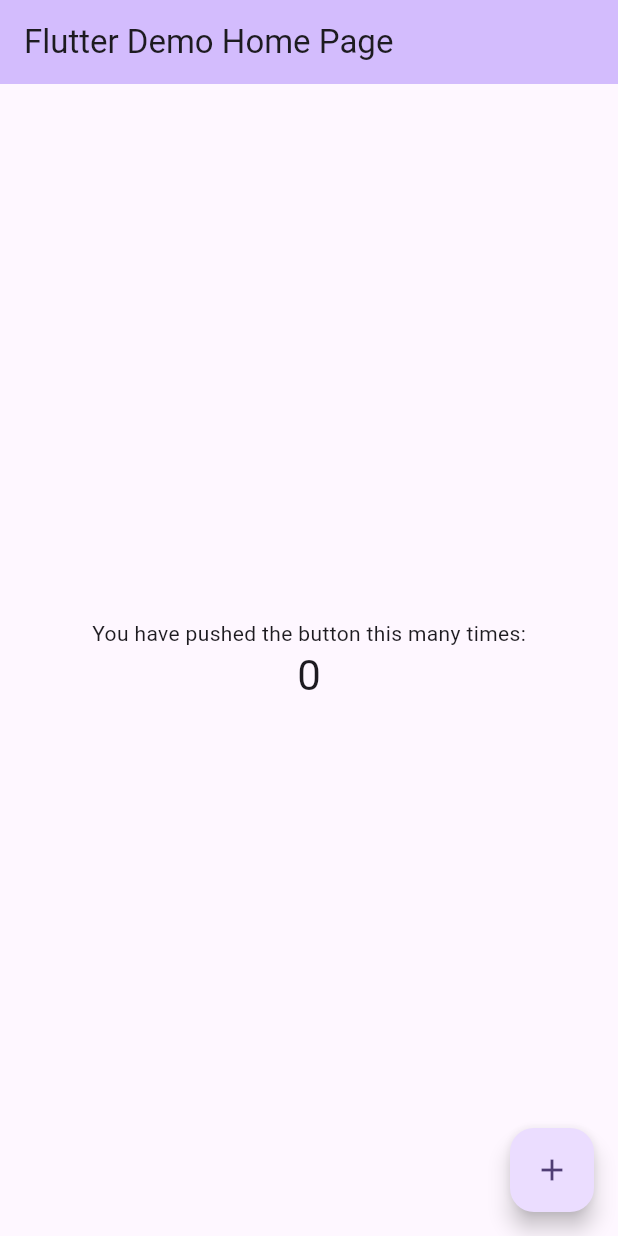
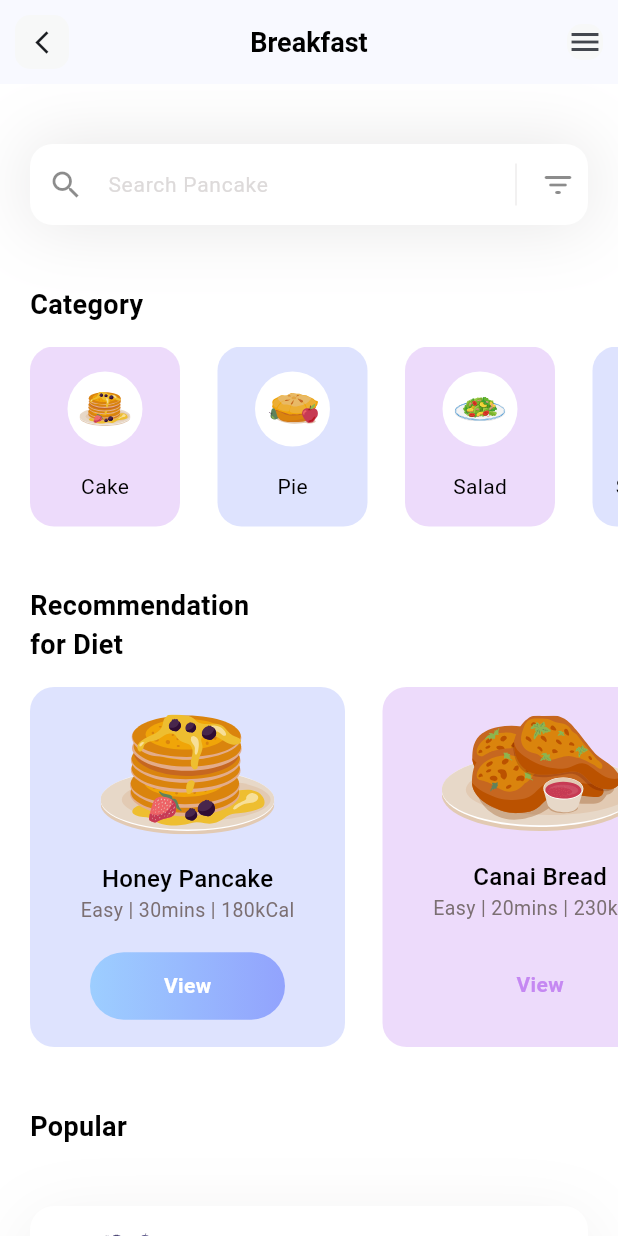
Before and after one commit to amarjaiswar16/flutter-morning-meal-app, a Flutter app: the screen it shows after launch, on a phone screen of 412 x 824 dp. Run offline on Flutter 3.47's test engine with Material 2 defaults, Android fonts, the phone set to English and light mode, and no system bars; our stand-ins replace flutter_svg.

Commit message:
complete ui designed

```diff
--- a/lib/main.dart
+++ b/lib/main.dart
@@ -1,4 +1,5 @@
 import 'package:flutter/material.dart';
+import 'package:flutter_guys/pages/dashboard_page.dart';
 
 void main() {
   runApp(const MyApp());
@@ -7,119 +8,63 @@ void main() {
 class MyApp extends StatelessWidget {
   const MyApp({super.key});
 
-  // This widget is the root of your application.
   @override
-  Widget build(BuildContext context) {
+  Widget build(context) {
     return MaterialApp(
-      title: 'Flutter Demo',
+      title: 'Flutter App',
+      debugShowCheckedModeBanner: false,
       theme: ThemeData(
-        // This is the theme of your application.
-        //
-        // TRY THIS: Try running your application with "flutter run". You'll see
-        // the application has a blue toolbar. Then, without quitting the app,
-        // try changing the seedColor in the colorScheme below to Colors.green
-        // and then invoke "hot reload" (save your changes or press the "hot
-        // reload" button in a Flutter-supported IDE, or press "r" if you used
-        // the command line to start the app).
-        //
-        // Notice that the counter didn't reset back to zero; the application
-        // state is not lost during the reload. To reset the state, use hot
-        // restart instead.
-        //
-        // This works for code too, not just values: Most code changes can be
-        // tested with just a hot reload.
-        colorScheme: ColorScheme.fromSeed(seedColor: Colors.deepPurple),
+        colorScheme: ColorScheme.fromSeed(seedColor: Colors.blue),
         useMaterial3: true,
       ),
-      home: const MyHomePage(title: 'Flutter Demo Home Page'),
+      home:  DashBoardPage(),
     );
   }
 }
 
-class MyHomePage extends StatefulWidget {
-  const MyHomePage({super.key, required this.title});
-
-  // This widget is the home page of your application. It is stateful, meaning
-  // that it has a State object (defined below) that contains fields that affect
-  // how it looks.
-
-  // This class is the configuration for the state. It holds the values (in this
-  // case the title) provided by the parent (in this case the App widget) and
-  // used by the build method of the State. Fields in a Widget subclass are
-  // always marked "final".
-
+class HomePage extends StatefulWidget {
   final String title;
 
+  const HomePage({super.key, required this.title});
+
   @override
-  State<MyHomePage> createState() => _MyHomePageState();
+  State<HomePage> createState() {
+    return _HomePageState();
+  }
 }
 
-class _MyHomePageState extends State<MyHomePage> {
-  int _counter = 0;
-
-  void _incrementCounter() {
-    setState(() {
-      // This call to setState tells the Flutter framework that something has
-      // changed in this State, which causes it to rerun the build method below
-      // so that the display can reflect the updated values. If we changed
-      // _counter without calling setState(), then the build method would not be
-      // called again, and so nothing would appear to happen.
-      _counter++;
-    });
-  }
+class _HomePageState extends State<HomePage> {
+  int counter = 0;
 
   @override
-  Widget build(BuildContext context) {
-    // This method is rerun every time setState is called, for instance as done
-    // by the _incrementCounter method above.
-    //
-    // The Flutter framework has been optimized to make rerunning build methods
-    // fast, so that you can just rebuild anything that needs updating rather
-    // than having to individually change instances of widgets.
+  Widget build(context) {
     return Scaffold(
       appBar: AppBar(
-        // TRY THIS: Try changing the color here to a specific color (to
-        // Colors.amber, perhaps?) and trigger a hot reload to see the AppBar
-        // change color while the other colors stay the same.
+        title: Text(widget.title),
         backgroundColor: Theme.of(context).colorScheme.inversePrimary,
-        // Here we take the value from the MyHomePage object that was created by
-        // the App.build method, and use it to set our appbar title.
-        title: Text(widget.title),
       ),
       body: Center(
-        // Center is a layout widget. It takes a single child and positions it
-        // in the middle of the parent.
         child: Column(
-          // Column is also a layout widget. It takes a list of children and
-          // arranges them vertically. By default, it sizes itself to fit its
-          // children horizontally, and tries to be as tall as its parent.
-          //
-          // Column has various properties to control how it sizes itself and
-          // how it positions its children. Here we use mainAxisAlignment to
-          // center the children vertically; the main axis here is the vertical
-          // axis because Columns are vertical (the cross axis would be
-          // horizontal).
-          //
-          // TRY THIS: Invoke "debug painting" (choose the "Toggle Debug Paint"
-          // action in the IDE, or press "p" in the console), to see the
-          // wireframe for each widget.
           mainAxisAlignment: MainAxisAlignment.center,
-          children: <Widget>[
-            const Text(
-              'You have pushed the button this many times:',
-            ),
+          children: [
+            const Text('You have pushed the button this many times:'),
             Text(
-              '$_counter',
+              '$counter',
               style: Theme.of(context).textTheme.headlineMedium,
             ),
           ],
         ),
       ),
       floatingActionButton: FloatingActionButton(
-        onPressed: _incrementCounter,
-        tooltip: 'Increment',
+        onPressed: incrementCounter,
         child: const Icon(Icons.add),
-      ), // This trailing comma makes auto-formatting nicer for build methods.
+      ),
     );
   }
+
+  void incrementCounter() {
+    setState(() {
+      counter++;
+    });
+  }
 }
--- /dev/null
+++ b/lib/models/category_models.dart
@@ -0,0 +1,42 @@
+import 'package:flutter/material.dart';
+
+class CategoryModel {
+  String name;
+  String iconPath;
+  Color colorBox;
+
+  CategoryModel(
+      {required this.name, required this.iconPath, required this.colorBox});
+
+  static List<CategoryModel> getCategories() {
+    List<CategoryModel> listCategories = [];
+
+    listCategories.add(
+      CategoryModel(
+          name: 'Cake',
+          iconPath: 'assets/icons/pancakes.svg',
+          colorBox: Color(0xffC588F2)),
+    );
+    listCategories.add(
+      CategoryModel(
+          name: 'Pie',
+          iconPath: 'assets/icons/pie.svg',
+          colorBox: Color(0xff92A3FD)),
+    );
+    listCategories.add(
+      CategoryModel(
+          name: 'Salad',
+          iconPath: 'assets/icons/plate.svg',
+          colorBox: Color(0xffC588F2)),
+    );
+
+    listCategories.add(
+      CategoryModel(
+          name: 'Smoothies',
+          iconPath: 'assets/icons/orange-snacks.svg',
+          colorBox: Color(0xff92A3FD)),
+    );
+
+    return listCategories;
+  }
+}
--- /dev/null
+++ b/lib/models/popular_diets.dart
@@ -0,0 +1,44 @@
+import 'package:flutter/material.dart';
+
+class PopularDiets {
+  String name;
+  String iconPath;
+  String level;
+  String duration;
+  String calorie;
+  bool boxIsSelected;
+
+  PopularDiets(
+      {required this.name,
+      required this.iconPath,
+      required this.level,
+      required this.duration,
+      required this.calorie,
+      required this.boxIsSelected});
+
+  static List<PopularDiets> getPopularDiets() {
+    List<PopularDiets> popularItems = [];
+
+    popularItems.add(
+      PopularDiets(
+          name: 'Blueberry Pancake',
+          iconPath: 'assets/icons/blueberry-pancake.svg',
+          level: 'Medium',
+          duration: '30mins',
+          calorie: '230kCal',
+          boxIsSelected: true),
+    );
+
+    popularItems.add(
+      PopularDiets(
+          name: 'Salmon Nigiri',
+          iconPath: 'assets/icons/salmon-nigiri.svg',
+          level: 'Easy',
+          duration: '20mins',
+          calorie: '120kCal',
+          boxIsSelected: false),
+    );
+
+    return popularItems;
+  }
+}
--- /dev/null
+++ b/lib/models/recommended_model.dart
@@ -0,0 +1,48 @@
+import 'package:flutter/material.dart';
+
+class RecommendedModel {
+  String name;
+  String iconPath;
+  String level;
+  String duration;
+  String calorie;
+   Color colorBox;
+  bool viewIsSelected;
+
+  RecommendedModel(
+      {required this.name,
+      required this.iconPath,
+      required this.level,
+      required this.duration,
+      required this.calorie,
+      required this.colorBox,
+      required this.viewIsSelected});
+
+  static List<RecommendedModel> getRecommendItems() {
+    List<RecommendedModel> items = [];
+
+    items.add(
+      RecommendedModel(
+          name: 'Honey Pancake',
+          iconPath: 'assets/icons/honey-pancakes.svg',
+          level: 'Easy',
+          duration: '30mins',
+          calorie: '180kCal',
+          colorBox: Color(0xff92A3FD),
+          viewIsSelected: true),
+    );
+
+    items.add(
+      RecommendedModel(
+          name: 'Canai Bread',
+          iconPath: 'assets/icons/canai-bread.svg',
+          level: 'Easy',
+          duration: '20mins',
+          calorie: '230kCal',
+          colorBox: Color(0xffC588F2),
+          viewIsSelected: false),
+    );
+
+    return items;
+  }
+}
--- /dev/null
+++ b/lib/pages/dashboard_page.dart
@@ -0,0 +1,378 @@
+import 'package:flutter/material.dart';
+import 'package:flutter_guys/models/category_models.dart';
+import 'package:flutter_guys/models/popular_diets.dart';
+import 'package:flutter_guys/models/recommended_model.dart';
+import 'package:flutter_svg/flutter_svg.dart';
+
+class DashBoardPage extends StatefulWidget {
+  DashBoardPage({super.key});
+
+  @override
+  State<DashBoardPage> createState() => _DashBoardPageState();
+}
+
+class _DashBoardPageState extends State<DashBoardPage> {
+  List<CategoryModel> categories = [];
+  List<RecommendedModel> items = [];
+  List<PopularDiets> popularItems = [];
+
+  void _getCategories() {
+    categories = CategoryModel.getCategories();
+  }
+
+  void _getRecommendItems() {
+    items = RecommendedModel.getRecommendItems();
+  }
+
+  void _getPopularItems() {
+    popularItems = PopularDiets.getPopularDiets();
+  }
+
+  @override
+  Widget build(context) {
+    _getCategories();
+    _getRecommendItems();
+    _getPopularItems();
+    return Scaffold(
+      backgroundColor: Colors.white,
+      appBar: appBar(),
+      body: ListView(
+        children: [
+          _searchField(),
+          const SizedBox(height: 40),
+          _categoriesSection(),
+          const SizedBox(height: 40),
+          _recommedationItems(),
+          const SizedBox(height: 40),
+           const Column(
+            crossAxisAlignment: CrossAxisAlignment.start,
+            children: [
+              Padding(
+                padding: EdgeInsets.only(left: 20),
+                child: Text(
+                  'Popular',
+                  style: TextStyle(
+                    fontSize: 18,
+                    fontWeight: FontWeight.w600,
+                    color: Colors.black,
+                  ),
+                ),
+              ),
+            ],
+          ),
+          const SizedBox(height: 40),
+          ListView.separated(
+              shrinkWrap: true,
+              padding: const EdgeInsets.only(left: 20, right: 20),
+              itemBuilder: (context, index) {
+                return Container(
+                  height: 100,
+                  decoration: BoxDecoration(
+                    color: popularItems[index].boxIsSelected
+                        ? Colors.white
+                        : Colors.transparent,
+                    borderRadius: BorderRadius.circular(16),
+                    boxShadow: popularItems[index].boxIsSelected
+                        ? [
+                            BoxShadow(
+                              color: Color(0xff1D1617).withOpacity(0.07),
+                              offset: Offset(0, 10),
+                              blurRadius: 40,
+                              spreadRadius: 0,
+                            )
+                          ]
+                        : [],
+                  ),
+                  child: Row(
+                    mainAxisAlignment: MainAxisAlignment.spaceEvenly,
+                    children: [
+                      SvgPicture.asset(
+                        popularItems[index].iconPath,
+                        width: 65,
+                        height: 65,
+                      ),
+                      Column(
+                        mainAxisAlignment: MainAxisAlignment.center,
+                        crossAxisAlignment: CrossAxisAlignment.start,
+                        children: [
+                          Text(
+                            popularItems[index].name,
+                            style: const TextStyle(
+                                fontWeight: FontWeight.w500,
+                                color: Colors.black,
+                                fontSize: 16),
+                          ),
+                          Text(
+                            popularItems[index].level +
+                                ' | ' +
+                                popularItems[index].duration +
+                                ' | ' +
+                                popularItems[index].calorie,
+                            style: TextStyle(
+                                color: Color(0xff7B6F72),
+                                fontSize: 13,
+                                fontWeight: FontWeight.w400),
+                          ),
+                        ],
+                      ),
+                      InkWell(
+                          onTap: () {},
+                          child: SvgPicture.asset('assets/icons/button.svg'))
+                    ],
+                  ),
+                );
+              },
+              separatorBuilder: (context, index) => const SizedBox(
+                    height: 25,
+                  ),
+              itemCount: popularItems.length)
+        ],
+      ),
+    );
+  }
+
+
+  Column _recommedationItems() {
+    return Column(
+      crossAxisAlignment: CrossAxisAlignment.start,
+      children: [
+        const Padding(
+          padding: EdgeInsets.only(left: 20),
+          child: Text(
+            'Recommendation \nfor Diet',
+            style: TextStyle(
+                fontSize: 18, fontWeight: FontWeight.w600, color: Colors.black),
+          ),
+        ),
+        const SizedBox(height: 15),
+        SizedBox(
+          height: 240,
+          child: ListView.separated(
+              scrollDirection: Axis.horizontal,
+              itemBuilder: (context, index) {
+                return Container(
+                  width: 210,
+                  decoration: BoxDecoration(
+                    color: items[index].colorBox.withOpacity(0.3),
+                    borderRadius: BorderRadius.circular(16),
+                  ),
+                  child: Column(
+                    mainAxisAlignment: MainAxisAlignment.spaceEvenly,
+                    children: [
+                      SvgPicture.asset(items[index].iconPath),
+                      Column(
+                        children: [
+                          Text(
+                            items[index].name,
+                            style: const TextStyle(
+                                fontWeight: FontWeight.w500,
+                                color: Colors.black,
+                                fontSize: 16),
+                          ),
+                          Text(
+                            items[index].level +
+                                ' | ' +
+                                items[index].duration +
+                                ' | ' +
+                                items[index].calorie,
+                            style: TextStyle(
+                              color: Color(0xff7B6F72),
+                              fontSize: 13,
+                              fontWeight: FontWeight.w400,
+                            ),
+                          ),
+                        ],
+                      ),
+                      Container(
+                        height: 45,
+                        width: 130,
+                        decoration: BoxDecoration(
+                          borderRadius: BorderRadius.circular(50),
+                          gradient: LinearGradient(
+                            colors: [
+                              items[index].viewIsSelected
+                                  ? Color(0xff9DCEFF)
+                                  : Colors.transparent,
+                              items[index].viewIsSelected
+                                  ? Color(0xff92A3FD)
+                                  : Colors.transparent,
+                            ],
+                          ),
+                        ),
+                        child: Center(
+                          child: Text(
+                            'View',
+                            style: TextStyle(
+                                color: items[index].viewIsSelected
+                                    ? Colors.white
+                                    : Color(0xffC588F2),
+                                fontWeight: FontWeight.w600,
+                                fontSize: 14),
+                          ),
+                        ),
+                      ),
+                    ],
+                  ),
+                );
+              },
+              padding: const EdgeInsets.only(left: 20, right: 20),
+              separatorBuilder: (context, index) => const SizedBox(width: 25),
+              itemCount: items.length),
+        ),
+      ],
+    );
+  }
+
+  Column _categoriesSection() {
+    return Column(
+      crossAxisAlignment: CrossAxisAlignment.start,
+      children: [
+        const Padding(
+          padding: EdgeInsets.only(left: 20),
+          child: Text(
+            'Category',
+            style: TextStyle(
+                fontSize: 18, fontWeight: FontWeight.w600, color: Colors.black),
+          ),
+        ),
+        const SizedBox(
+          height: 15,
+        ),
+        SizedBox(
+          height: 120,
+          child: ListView.separated(
+            scrollDirection: Axis.horizontal,
+            padding: const EdgeInsets.only(left: 20, right: 20),
+            separatorBuilder: (context, index) => const SizedBox(
+              width: 25,
+            ),
+            itemBuilder: (context, index) {
+              return Container(
+                width: 100,
+                decoration: BoxDecoration(
+                    color: categories[index].colorBox.withOpacity(0.3),
+                    borderRadius: BorderRadius.circular(16)),
+                child: Column(
+                  mainAxisAlignment: MainAxisAlignment.spaceEvenly,
+                  children: [
+                    Container(
+                      height: 50,
+                      width: 50,
+                      decoration: const BoxDecoration(
+                          color: Colors.white, shape: BoxShape.circle),
+                      child: Padding(
+                        padding: const EdgeInsets.all(8.0),
+                        child: SvgPicture.asset(categories[index].iconPath),
+                      ),
+                    ),
+                    Text(
+                      categories[index].name,
+                      style: const TextStyle(
+                          color: Colors.black,
+                          fontWeight: FontWeight.w400,
+                          fontSize: 14),
+                    )
+                  ],
+                ),
+              );
+            },
+            itemCount: categories.length,
+          ),
+        ),
+      ],
+    );
+  }
+
+  Container _searchField() {
+    return Container(
+      margin: const EdgeInsets.only(top: 40, left: 20, right: 20),
+      decoration: BoxDecoration(
+        boxShadow: [
+          BoxShadow(
+            color: const Color(0xff1D1617).withOpacity(0.11),
+            blurRadius: 40,
+            spreadRadius: 0.0,
+          ),
+        ],
+      ),
+      child: TextField(
+        decoration: InputDecoration(
+          filled: true,
+          fillColor: Colors.white,
+          hintText: 'Search Pancake',
+          hintStyle: TextStyle(color: Color(0xffDDDADA), fontSize: 14),
+          contentPadding: const EdgeInsets.all(15),
+          prefixIcon: const Icon(
+            Icons.search,
+            color: Colors.black45,
+          ),
+          suffixIcon: Container(
+            width: 100,
+            child: IntrinsicHeight(
+              child: Row(
+                mainAxisAlignment: MainAxisAlignment.end,
+                children: [
+                  VerticalDivider(
+                    color: Color(0xffDDDADA),
+                    indent: 10,
+                    endIndent: 10,
+                    thickness: 0.5,
+                  ),
+                  Padding(
+                    padding: const EdgeInsets.all(8.0),
+                    child: Icon(
+                      Icons.filter_list_rounded,
+                      color: Colors.black45,
+                    ),
+                  ),
+                ],
+              ),
+            ),
+          ),
+          border: OutlineInputBorder(
+              borderRadius: BorderRadius.circular(15),
+              borderSide: BorderSide.none),
+        ),
+      ),
+    );
+  }
+
+  AppBar appBar() {
+    return AppBar(
+      title: const Text(
+        'Breakfast',
+        style: TextStyle(
+            color: Colors.black, fontSize: 18, fontWeight: FontWeight.bold),
+      ),
+      centerTitle: true,
+      leading: InkWell(
+        onTap: () {},
+        child: Container(
+          margin: const EdgeInsets.all(10),
+          decoration: BoxDecoration(
+              color: const Color(0xffF7F8F8),
+              borderRadius: BorderRadius.circular(10)),
+          child: Icon(
+            Icons.arrow_back_ios_new,
+            size: 18,
+          ),
+        ),
+      ),
+      actions: [
+        InkWell(
+          onTap: () {},
+          child: Container(
+            margin: const EdgeInsets.all(10),
+            decoration: BoxDecoration(
+                color: const Color(0xffF7F8F8),
+                borderRadius: BorderRadius.circular(10)),
+            child: Icon(
+              Icons.menu,
+              size: 24,
+            ),
+          ),
+        ),
+      ],
+    );
+  }
+}
```
Also changed, not shown: pubspec.yaml (+15 -8 lines), assets/fonts/Poppins-Bold.ttf (added), assets/fonts/Poppins-Medium.ttf (added), assets/fonts/Poppins-Regular.ttf (added), assets/fonts/Poppins-SemiBold.ttf (added), assets/icons/blueberry-pancake.svg (added), assets/icons/button.svg (added), assets/icons/canai-bread.svg (added), assets/icons/honey-pancakes.svg (added), assets/icons/orange-snacks.svg (added), assets/icons/pancakes.svg (added), assets/icons/pie.svg (added), assets/icons/plate.svg (added), assets/icons/salmon-nigiri.svg (added), 1 more files.
